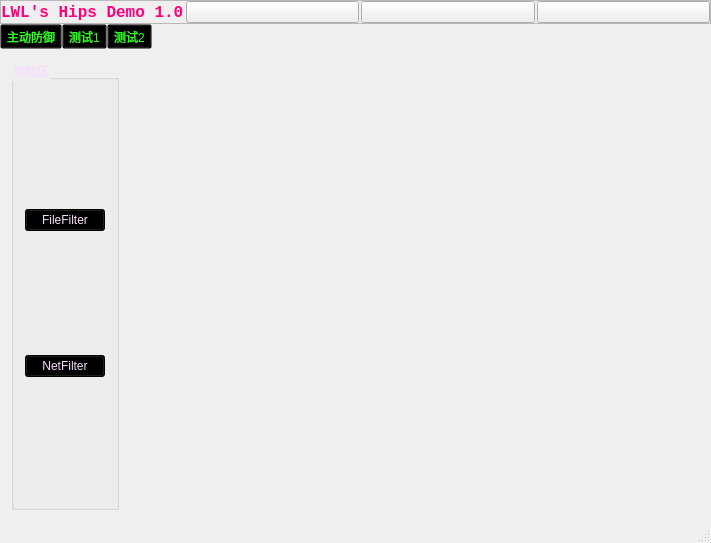
Before: the Qt Designer form maintest/maintest.ui in lwl4613615/qtmain, drawn with Qt 5.
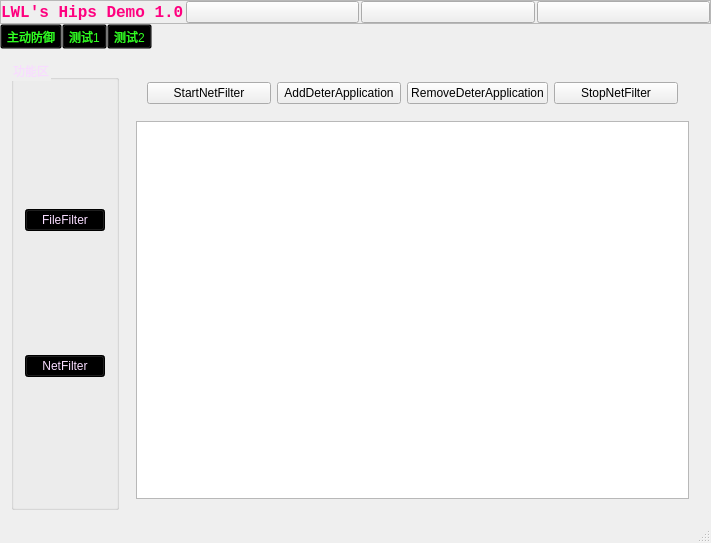
After: the same form once the commit is applied. The open tabs and pages were chosen to show the change. Custom widgets are drawn as their Qt base class.

What changed in the file:
```diff
--- a/maintest/maintest.ui
+++ b/maintest/maintest.ui
@@ -269,7 +269,47 @@
             </item>
            </layout>
           </widget>
-          <widget class="QWidget" name="NetFilter"/>
+          <widget class="QWidget" name="NetFilter">
+           <layout class="QVBoxLayout" name="verticalLayout_4">
+            <item>
+             <widget class="QWidget" name="widget_3" native="true">
+              <layout class="QHBoxLayout" name="horizontalLayout_5">
+               <item>
+                <widget class="QPushButton" name="btn_StartNetFilter">
+                 <property name="text">
+                  <string>StartNetFilter</string>
+                 </property>
+                </widget>
+               </item>
+               <item>
+                <widget class="QPushButton" name="btn_AddNetFilterPath">
+                 <property name="text">
+                  <string>AddDeterApplication</string>
+                 </property>
+                </widget>
+               </item>
+               <item>
+                <widget class="QPushButton" name="btn_RemoveNetFilterPath">
+                 <property name="text">
+                  <string>RemoveDeterApplication</string>
+                 </property>
+                </widget>
+               </item>
+               <item>
+                <widget class="QPushButton" name="btn_StopNetFilter">
+                 <property name="text">
+                  <string>StopNetFilter</string>
+                 </property>
+                </widget>
+               </item>
+              </layout>
+             </widget>
+            </item>
+            <item>
+             <widget class="QListWidget" name="MyNetFilterPath"/>
+            </item>
+           </layout>
+          </widget>
          </widget>
         </item>
        </layout>
```
Left out of the diff: 2 changed lines with no effect on the pictures.
